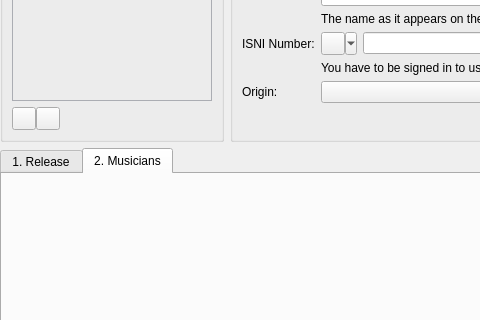
First picture: the form in resources/ui/album_page.ui, repository Iconoclasteinc/tgit, before the edit; both pictures show x 0 to 480 and y 128 to 448 of the 788 by 534 pixel window.
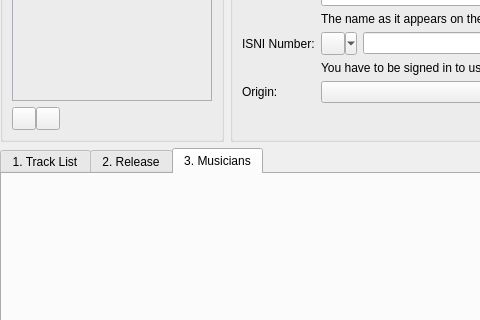
Second picture: the form after the edit. The open tabs and pages were chosen to show the change. Icons and pictures are not drawn. Custom widgets are drawn as their Qt base class.

Commit message: Move the track list page to a tab under the album_edition_page.

Diff of the .ui file:
```diff
--- a/resources/ui/album_page.ui
+++ b/resources/ui/album_page.ui
@@ -374,9 +374,15 @@
      <property name="currentIndex">
       <number>0</number>
      </property>
+     <widget class="QWidget" name="_track_list_tab">
+      <attribute name="title">
+       <string>1. Track List</string>
+      </attribute>
+      <layout class="QVBoxLayout" name="verticalLayout_3"/>
+     </widget>
      <widget class="QWidget" name="_release_tab">
       <attribute name="title">
-       <string>1. Release</string>
+       <string>2. Release</string>
       </attribute>
       <layout class="QFormLayout" name="formLayout_2">
        <item row="0" column="0">
@@ -526,7 +532,7 @@
      </widget>
      <widget class="QWidget" name="_mucisians_tab">
       <attribute name="title">
-       <string>2. Musicians</string>
+       <string>3. Musicians</string>
       </attribute>
       <layout class="QVBoxLayout" name="verticalLayout_9">
        <property name="leftMargin">
```
Left out of the diff: 2 changed lines with no effect on the pictures. The commit also changes 15 other files.
